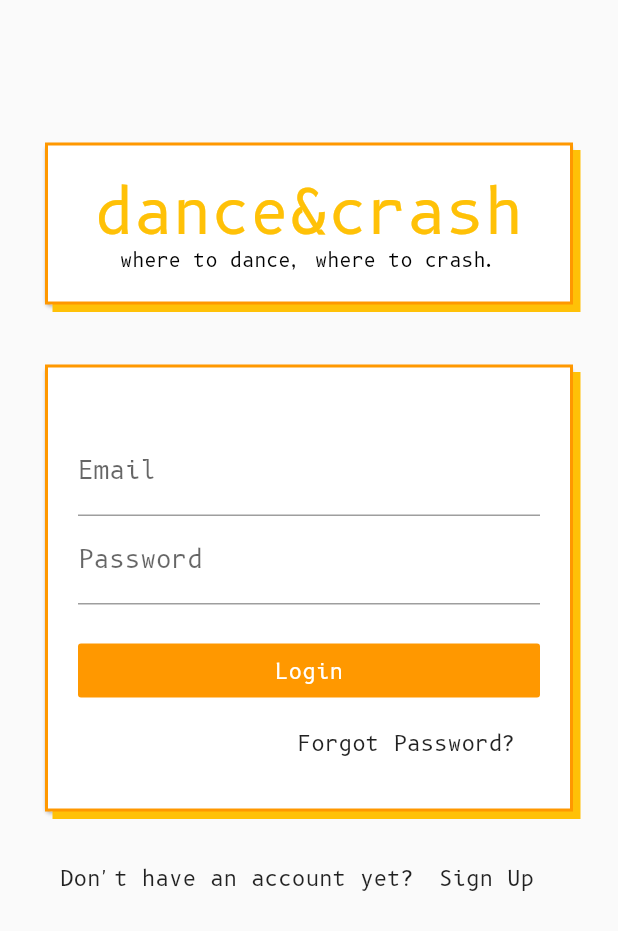
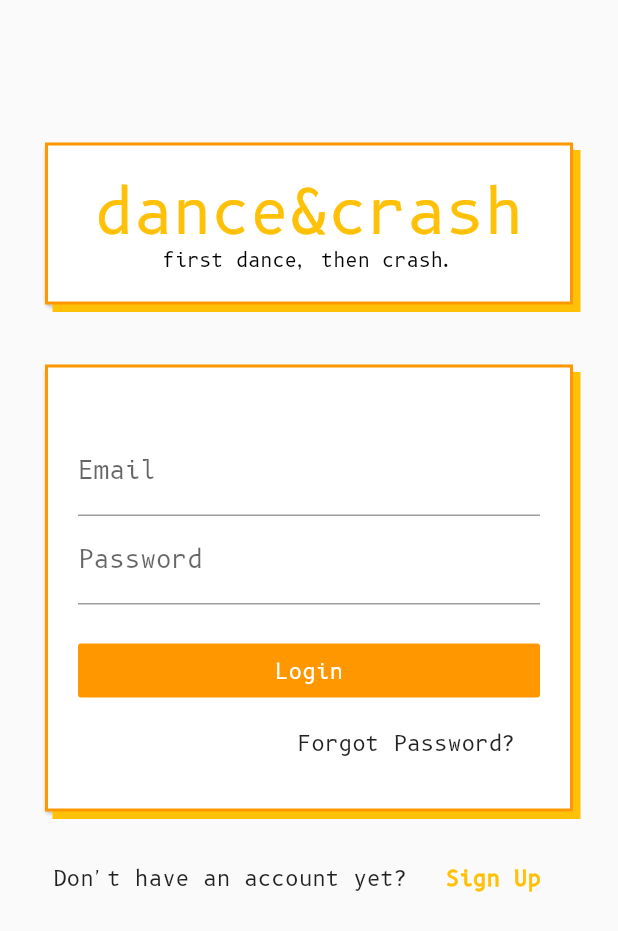
Before and after one commit to aldarisbm/danceapp, a Flutter app: the screen it shows after launch, on a phone screen of 412 x 824 dp. Shown: the top 931 px of the screen. Run offline on Flutter 3.47's test engine with Material 2 defaults, Android fonts, the phone set to English and light mode, and no system bars.

Commit message:
I lied, last straight merge to master heh

```diff
--- a/lib/pages/login.dart
+++ b/lib/pages/login.dart
@@ -26,7 +26,7 @@ class LoginPage extends StatelessWidget {
                 textAlign: TextAlign.center,
               ),
               Text(
-                "where to dance, where to crash.",
+                "first dance, then crash.",
                 style: TextStyle(
                   fontSize: 12.5,
                   color: Colors.black,
@@ -68,10 +68,10 @@ class LoginPage extends StatelessWidget {
             Row(
               mainAxisAlignment: MainAxisAlignment.center,
               children: <Widget>[
-                Text("Don't have an account yet?"),
+                Text("Don't have an account yet? "),
                 FlatButton(
                   onPressed: () {},
-                  child: Text("Sign Up"),
+                  child: Text("Sign Up", style: TextStyle(color: Theme.of(context).accentColor, fontWeight: FontWeight.w600)),
                 )
               ],
             )
```
